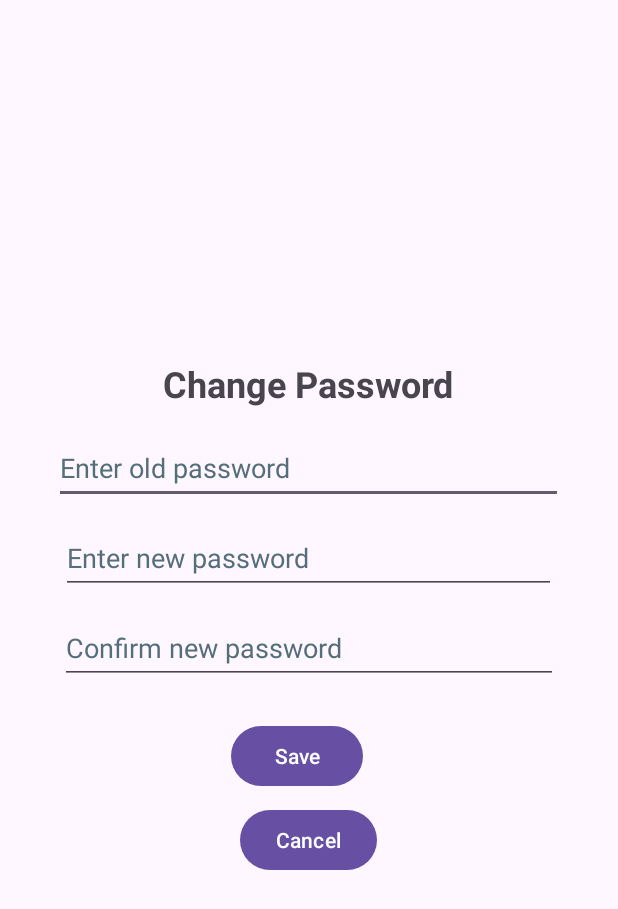
After one commit to Bellasaurusx/HouseHeroesV2, an Android app: the layout activity_change_password.xml on its own in the app's theme, with its tools: preview values and no code run, on a phone screen of 412 x 824 dp. The commit adds this screen. Shown: the top 909 px of the screen. Run offline under Robolectric (Android 15) with nearby library versions, the phone set to English and light mode, and no system bars.

Commit message:
Created Change Password screens

```diff
--- /dev/null
+++ b/app/src/main/java/com/example/househeroesv2/ChangePasswordActivity.kt
@@ -0,0 +1,52 @@
+package com.example.househeroesv2
+
+import android.content.Intent
+import android.os.Bundle
+import android.widget.Button
+import android.widget.EditText
+import android.widget.Toast
+import androidx.appcompat.app.AppCompatActivity
+
+class ChangePasswordActivity : AppCompatActivity() {
+    override fun onCreate(savedInstanceState: Bundle?) {
+        super.onCreate(savedInstanceState)
+        setContentView(R.layout.activity_change_password)
+
+        val oldPasswordInput = findViewById<EditText>(R.id.old_password)
+        val newPasswordInput = findViewById<EditText>(R.id.new_password)
+        val confirmPasswordInput = findViewById<EditText>(R.id.confirm_password)
+        val saveButton = findViewById<Button>(R.id.save_password_button)
+        val cancelButton = findViewById<Button>(R.id.cancel_button)
+
+        saveButton.setOnClickListener {
+            val oldPassword = oldPasswordInput.text.toString()
+            val newPassword = newPasswordInput.text.toString()
+            val confirmPassword = confirmPasswordInput.text.toString()
+
+            if (oldPassword.isEmpty() || newPassword.isEmpty() || confirmPassword.isEmpty()) {
+                Toast.makeText(this, "Please fill out all fields", Toast.LENGTH_SHORT).show()
+                return@setOnClickListener
+            }
+
+            if (newPassword != confirmPassword) {
+                Toast.makeText(this, "Passwords do not match", Toast.LENGTH_SHORT).show()
+                return@setOnClickListener
+            }
+
+            // Handle password change logic here
+            // TODO: Add real password update logic
+            Toast.makeText(this, "Password updated successfully", Toast.LENGTH_SHORT).show()
+
+            val intent = Intent(this, ParentDashboardScreen::class.java)
+            startActivity(intent)
+            finish()
+        }
+
+        cancelButton.setOnClickListener {
+
+            val intent = Intent(this, ParentDashboardScreen::class.java)
+            startActivity(intent)
+            finish()
+        }
+    }
+}
--- /dev/null
+++ b/app/src/main/res/layout/activity_change_password.xml
@@ -0,0 +1,69 @@
+<?xml version="1.0" encoding="utf-8"?>
+<LinearLayout
+        xmlns:android="http://schemas.android.com/apk/res/android"
+        android:layout_width="match_parent"
+        android:layout_height="match_parent"
+        android:orientation="vertical"
+        android:padding="16dp"
+        android:gravity="center" >
+
+        <TextView
+                android:id="@+id/change_password_title"
+                android:layout_width="wrap_content"
+                android:layout_height="wrap_content"
+                android:text="@string/title_change_password"
+                android:textSize="24sp"
+                android:textStyle="bold"
+                android:layout_gravity="center"
+                android:layout_marginBottom="16dp"/>
+
+        <EditText
+                android:id="@+id/old_password"
+                android:layout_width="339dp"
+                android:layout_height="wrap_content"
+                android:minHeight="48dp"
+                android:hint="@string/hint_old_password"
+                android:inputType="textPassword"
+                android:autofillHints="password"
+                android:layout_marginBottom="12dp"
+                android:layout_marginHorizontal="8dp"
+                android:textColorHint="#546E7A" />
+
+        <EditText
+                android:id="@+id/new_password"
+                android:layout_width="330dp"
+                android:layout_height="wrap_content"
+                android:minHeight="48dp"
+                android:hint="@string/hint_new_password"
+                android:inputType="textPassword"
+                android:autofillHints="password"
+                android:layout_marginBottom="12dp"
+                android:layout_marginHorizontal="16dp"
+                android:textColorHint="#546E7A" />
+
+        <EditText
+                android:id="@+id/confirm_password"
+                android:layout_width="332dp"
+                android:layout_height="wrap_content"
+                android:minHeight="48dp"
+                android:hint="@string/hint_confirm_password"
+                android:inputType="textPassword"
+                android:autofillHints="password"
+                android:layout_marginBottom="24dp"
+                android:layout_marginHorizontal="16dp"
+                android:textColorHint="#546E7A" />
+        <Button
+                android:id="@+id/save_password_button"
+                android:layout_width="wrap_content"
+                android:layout_height="wrap_content"
+                android:text="@string/btn_save"
+                android:layout_marginEnd="8dp" />
+
+        <Button
+                android:id="@+id/cancel_button"
+                android:layout_width="wrap_content"
+                android:layout_height="wrap_content"
+                android:text="@string/btn_cancel"
+                android:layout_marginTop="8dp"/>
+
+</LinearLayout>
--- a/app/src/main/res/values/colors.xml
+++ b/app/src/main/res/values/colors.xml
@@ -2,4 +2,6 @@
 <resources>
     <color name="black">#FF000000</color>
     <color name="white">#FFFFFFFF</color>
+
+    <color name="light_gray">#808080</color>
 </resources>
--- a/app/src/main/res/values/strings.xml
+++ b/app/src/main/res/values/strings.xml
@@ -8,6 +8,7 @@
     <string name="previous">Previous</string>
 
     <string name="default_user_name">User Name</string>
+    <string name="parent_name">Parent\'s Name</string>
 
     <string name="profile_picture_desc">Profile picture</string>
 
@@ -17,6 +18,13 @@
     <string name="btn_add_child">Add Child</string>
 
     <string name="btn_change_password">Change Password</string>
+
+    <string name="title_change_password">Change Password</string>
+    <string name="hint_old_password">Enter old password</string>
+    <string name="hint_new_password">Enter new password</string>
+    <string name="hint_confirm_password">Confirm new password</string>
+    <string name="btn_save">Save</string>
+    <string name="btn_cancel">Cancel</string>
 
     <string name="btn_delete_account">Delete Account</string>
 
```
